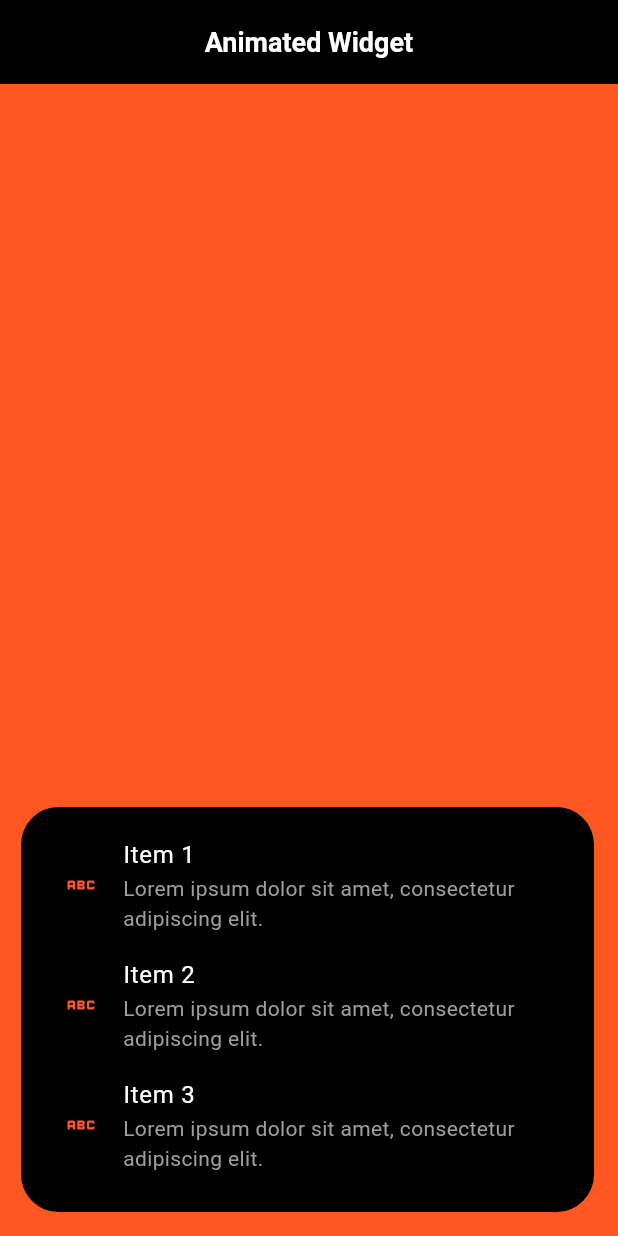
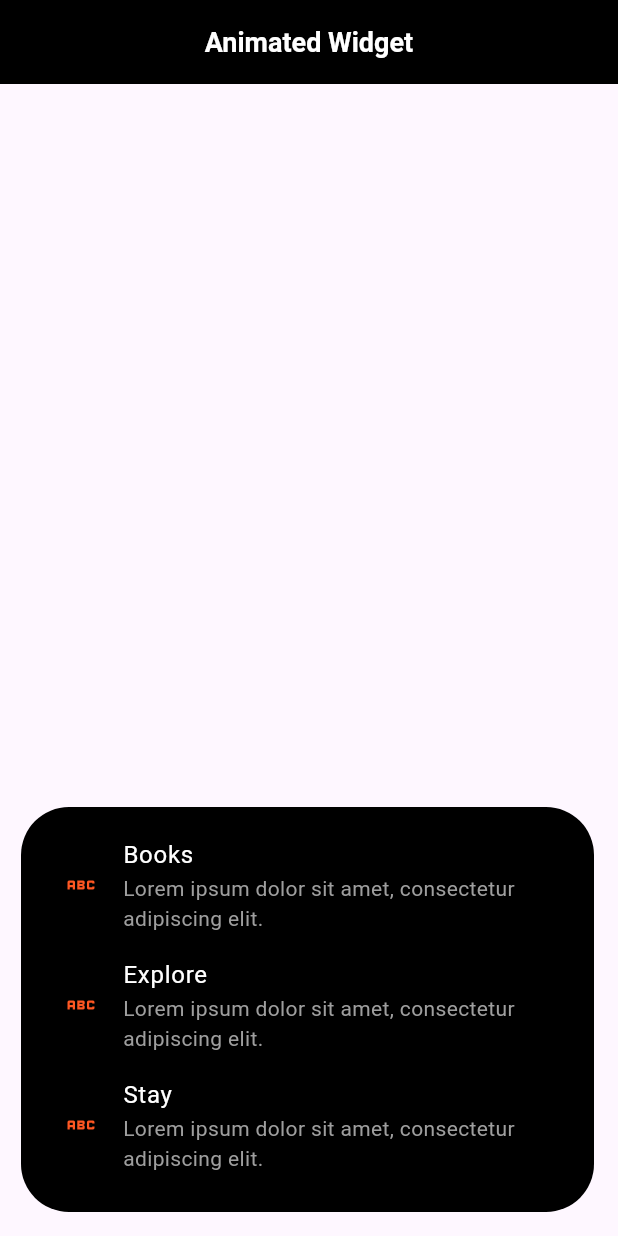
Before and after one commit to itsAbhishekV/AnimationSnippets-Flutter, a Flutter app: the screen it shows after launch, after a tap on the "add" icon, on a phone screen of 412 x 824 dp. Run offline on Flutter 3.47's test engine with Material 3 defaults, Android fonts, the light colour scheme and no system bars.

Commit message:
animation snippet complete

```diff
--- a/lib/feature/screens/home_screen.dart
+++ b/lib/feature/screens/home_screen.dart
@@ -1,3 +1,4 @@
+import 'package:animatedfloating_button_snippet/feature/widget/item_widget.dart';
 import 'package:flutter/material.dart';
 import 'package:animations/animations.dart';
 
@@ -26,14 +27,13 @@ class _HomeScreenState extends State<HomeScreen> {
         ),
         centerTitle: true,
       ),
-      body: GestureDetector(
+      body: InkWell(
         onTap: () => setState(() {
           _expanded = false;
         }),
-        child: Container(
+        child: SizedBox(
           width: MediaQuery.of(context).size.width,
           height: MediaQuery.of(context).size.height,
-          decoration: const BoxDecoration(color: Colors.deepOrange),
         ),
       ),
       floatingActionButton: Padding(
@@ -44,7 +44,7 @@ class _HomeScreenState extends State<HomeScreen> {
           height: _expanded ? 270 : 64,
           decoration: BoxDecoration(
             color: Colors.black,
-            borderRadius: BorderRadius.circular(25),
+            borderRadius: BorderRadius.circular(32),
           ),
           child: _expanded
               ? SingleChildScrollView(
@@ -54,8 +54,16 @@ class _HomeScreenState extends State<HomeScreen> {
                     child: Column(
                       mainAxisAlignment: MainAxisAlignment.spaceBetween,
                       children: [
-                        ...["Item 1", "Item 2", "Item 3"].map((text) {
+                        ...["Books", "Explore", "Stay"].map((text) {
+                          return OpenContainer(
+                              openColor: Colors.black,
+                              closedColor: Colors.black,
+                              closedBuilder: (_, open) {
                                 return ListTile(
+                                  onTap: () {
+                                    open();
+                                    print('clicked $text');
+                                  },
                                   leading: const Icon(
                                     Icons.abc,
                                     color: Colors.deepOrange,
@@ -69,6 +77,13 @@ class _HomeScreenState extends State<HomeScreen> {
                                     style: TextStyle(color: Colors.grey),
                                   ),
                                 );
+                              },
+                              openBuilder: (_, close) {
+                                return ItemWidget(
+                                  item: text,
+                                  onTap: close,
+                                );
+                              });
                         }).toList(),
                       ],
                     ),
--- a/lib/main.dart
+++ b/lib/main.dart
@@ -1,4 +1,5 @@
 import 'package:animatedfloating_button_snippet/feature/screens/home_screen.dart';
+import 'package:animatedfloating_button_snippet/feature/widget/item_widget.dart';
 import 'package:flutter/material.dart';
 
 void main() {
```
Also changed, not shown: lib/feature/widget/item_widget.dart (added, +34 -0 lines). Lines whose indentation alone changed are shown as unchanged.
